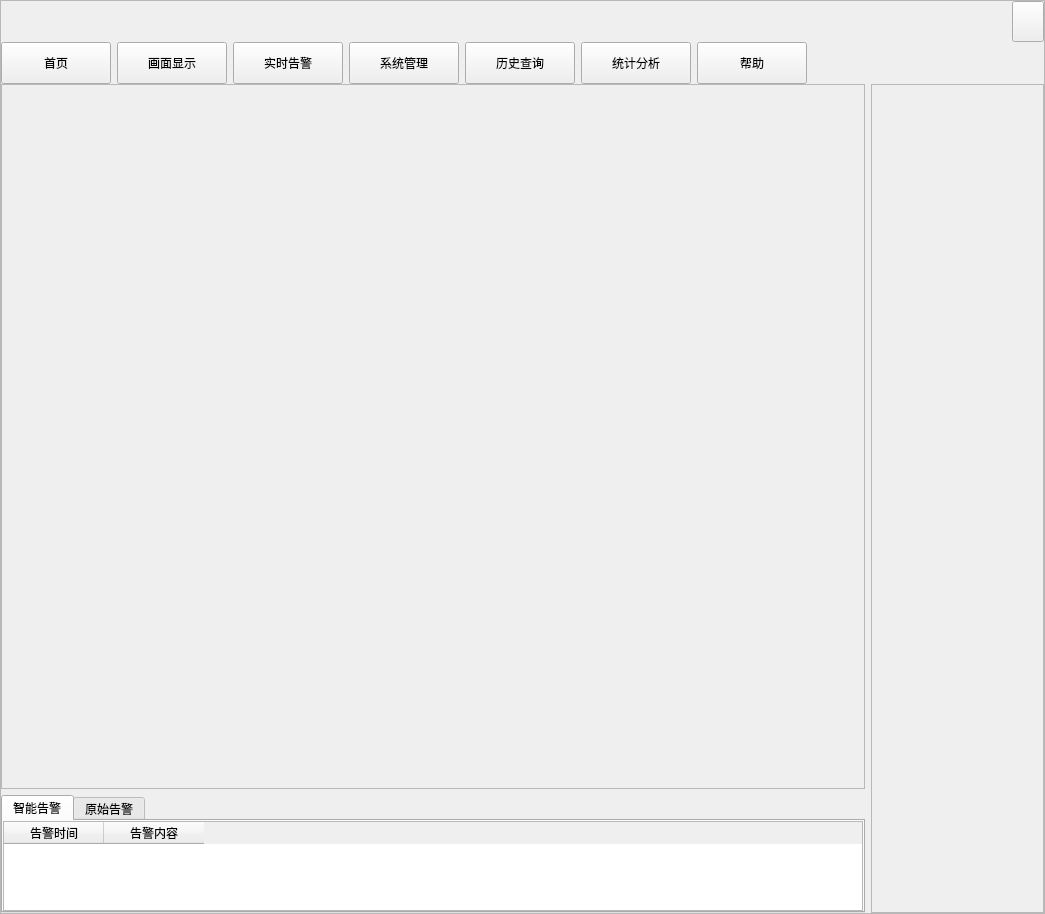
Old version of the form widget.ui in the repository YongGuangLi/AlarmDisplay.
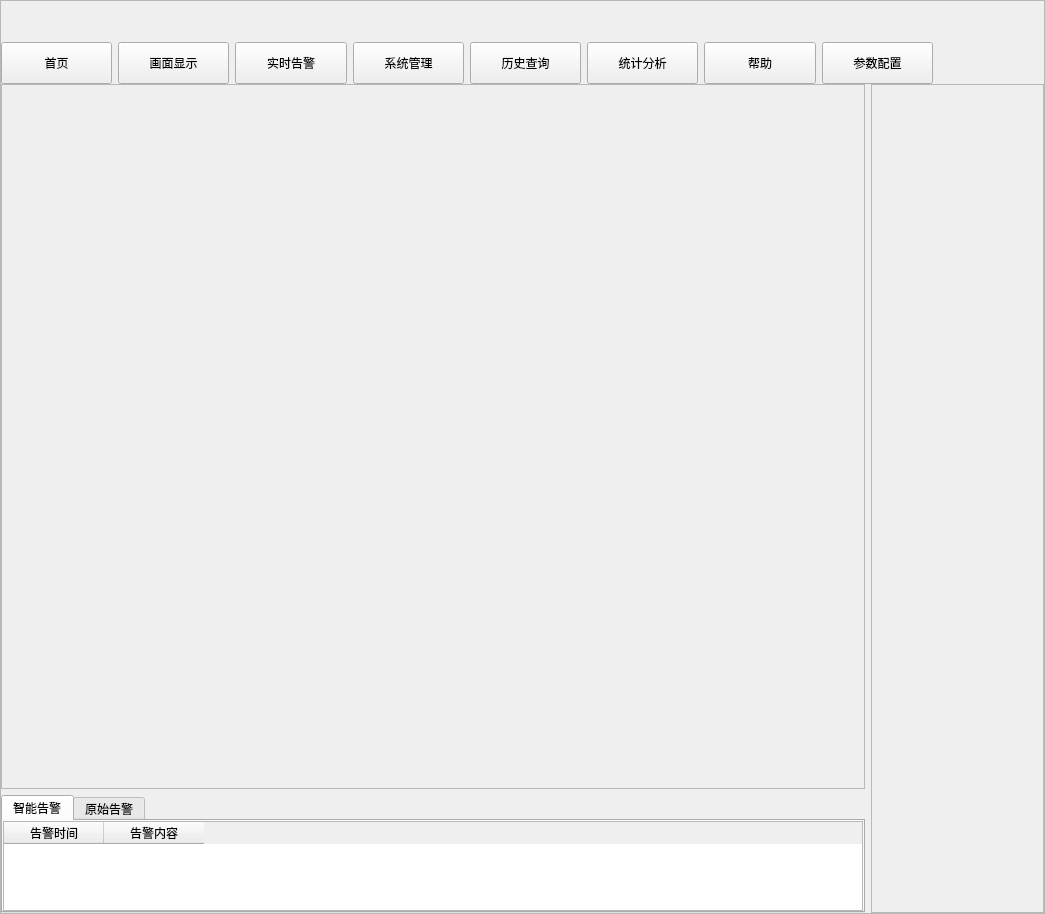
New version of the form.

Diff of the .ui file:
```diff
--- a/widget.ui
+++ b/widget.ui
@@ -77,6 +77,9 @@
              <height>1</height>
             </size>
            </property>
+           <property name="styleSheet">
+            <string notr="true">border:0</string>
+           </property>
            <property name="text">
             <string/>
            </property>
@@ -431,10 +434,29 @@
         <property name="styleSheet">
          <string notr="true"/>
         </property>
-        <layout class="QGridLayout" name="gridLayout_2" columnstretch="0,0,0,0,0,0,0,10">
+        <layout class="QGridLayout" name="gridLayout_2" columnstretch="0,0,0,0,0,0,0,0,0">
          <property name="margin">
           <number>0</number>
          </property>
+         <item row="0" column="3">
+          <widget class="QPushButton" name="pushButton_SystemConfig">
+           <property name="sizePolicy">
+            <sizepolicy hsizetype="Expanding" vsizetype="Expanding">
+             <horstretch>0</horstretch>
+             <verstretch>0</verstretch>
+            </sizepolicy>
+           </property>
+           <property name="minimumSize">
+            <size>
+             <width>110</width>
+             <height>0</height>
+            </size>
+           </property>
+           <property name="text">
+            <string>系统管理</string>
+           </property>
+          </widget>
+         </item>
          <item row="0" column="0">
           <widget class="QPushButton" name="pushButton_HomePage">
            <property name="sizePolicy">
@@ -495,25 +517,6 @@
            </property>
           </widget>
          </item>
-         <item row="0" column="3">
-          <widget class="QPushButton" name="pushButton_SystemConfig">
-           <property name="sizePolicy">
-            <sizepolicy hsizetype="Expanding" vsizetype="Expanding">
-             <horstretch>0</horstretch>
-             <verstretch>0</verstretch>
-            </sizepolicy>
-           </property>
-           <property name="minimumSize">
-            <size>
-             <width>110</width>
-             <height>0</height>
-            </size>
-           </property>
-           <property name="text">
-            <string>系统管理</string>
-           </property>
-          </widget>
-         </item>
          <item row="0" column="4">
           <widget class="QPushButton" name="pushButton_HistoryQuery">
            <property name="sizePolicy">
@@ -571,7 +574,7 @@
            </property>
           </widget>
          </item>
-         <item row="0" column="7">
+         <item row="0" column="8">
           <spacer name="horizontalSpacer">
            <property name="orientation">
             <enum>Qt::Horizontal</enum>
@@ -584,6 +587,25 @@
            </property>
           </spacer>
          </item>
+         <item row="0" column="7">
+          <widget class="QPushButton" name="pushButton_ParaConfig">
+           <property name="sizePolicy">
+            <sizepolicy hsizetype="Expanding" vsizetype="Expanding">
+             <horstretch>0</horstretch>
+             <verstretch>0</verstretch>
+            </sizepolicy>
+           </property>
+           <property name="minimumSize">
+            <size>
+             <width>110</width>
+             <height>0</height>
+            </size>
+           </property>
+           <property name="text">
+            <string>参数配置</string>
+           </property>
+          </widget>
+         </item>
         </layout>
        </widget>
       </item>
```
Left out of the diff: 2 changed lines with no effect on the pictures.
